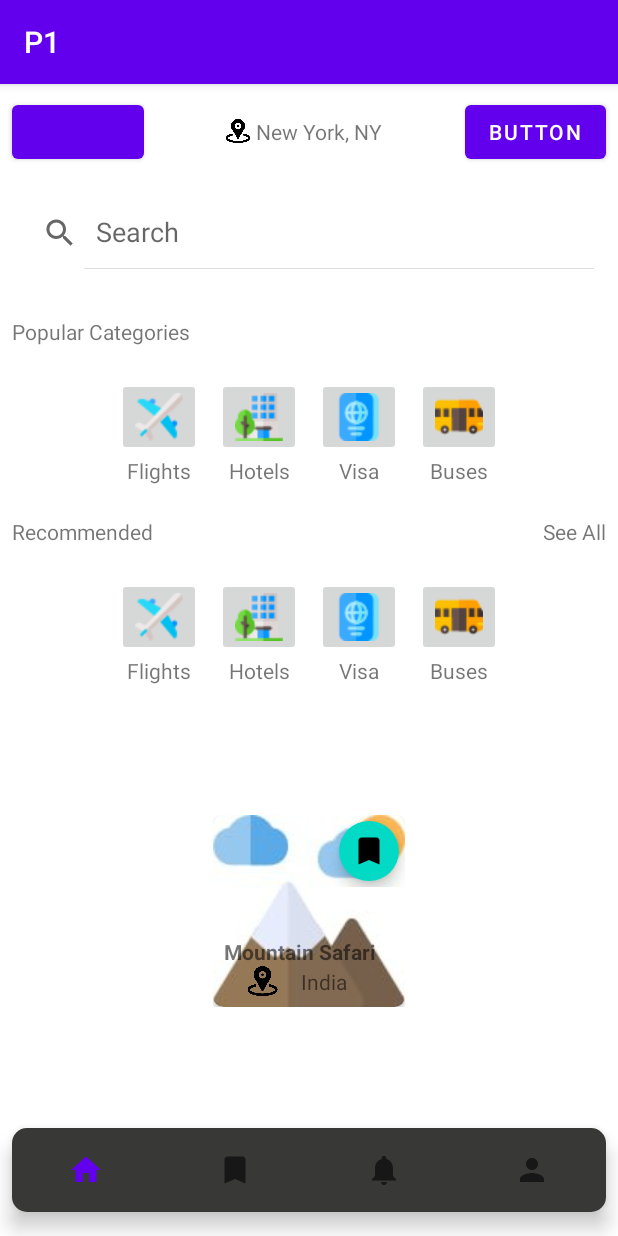
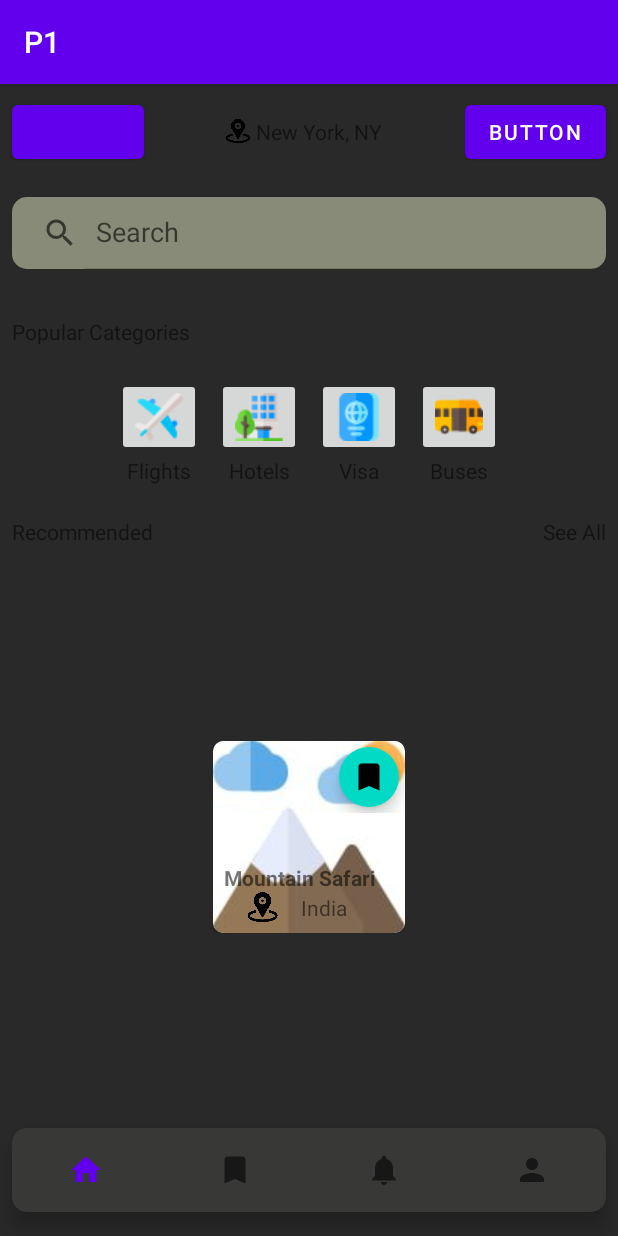
Before and after one commit to Alireza1044/mobile-p1, an Android app: the screen it shows after launch (MainActivity), on a phone screen of 412 x 824 dp. Run offline under Robolectric (Android 15) with nearby library versions, the phone set to English and light mode, and no system bars.

Commit message:
Add colors

```diff
--- a/app/src/main/res/drawable/bg_white_rounded.xml
+++ b/app/src/main/res/drawable/bg_white_rounded.xml
@@ -1,9 +1,9 @@
 <?xml version="1.0" encoding="utf-8"?>
 <shape xmlns:android="http://schemas.android.com/apk/res/android">
-    <solid android:color="#ffffff"/>
-    <corners android:radius="8dp"/>
-    <padding android:left="8dp"
-        android:bottom="8dp"
-        android:right="8dp"
-        android:top="8dp"/>
+    <solid android:color="#888b77"/>
+    <corners android:radius="10dp"/>
+    <padding android:left="0dp"
+        android:bottom="0dp"
+        android:right="0dp"
+        android:top="0dp"/>
 </shape>
--- a/app/src/main/res/layout/activity_main.xml
+++ b/app/src/main/res/layout/activity_main.xml
@@ -63,6 +63,7 @@
         android:layout_marginEnd="8dp"
         android:queryHint="Search"
         android:iconifiedByDefault="false"
+        android:background="@drawable/bg_white_rounded"
         app:layout_constraintEnd_toEndOf="parent"
         app:layout_constraintStart_toStartOf="parent"
         app:layout_constraintTop_toBottomOf="@+id/linearLayout" />
@@ -206,103 +207,13 @@
 
 
     <LinearLayout
-        android:id="@+id/linearLayout4"
-        android:layout_width="wrap_content"
-        android:layout_height="wrap_content"
-        android:layout_marginStart="8dp"
-        android:layout_marginTop="16dp"
-        android:layout_marginEnd="8dp"
-        android:orientation="horizontal"
-        app:layout_constraintEnd_toEndOf="parent"
-        app:layout_constraintStart_toStartOf="parent"
-        app:layout_constraintTop_toBottomOf="@+id/textView4">
-
-        <LinearLayout
-            android:layout_width="match_parent"
-            android:layout_height="match_parent"
-            android:orientation="vertical"
-            android:padding="5dp">
-
-            <ImageButton
-                android:id="@+id/imageButton5"
-                android:layout_width="match_parent"
-                android:layout_height="wrap_content"
-                app:srcCompat="@drawable/plane" />
-
-            <TextView
-                android:layout_width="match_parent"
-                android:layout_height="wrap_content"
-                android:gravity="center"
-                android:text="@string/flights_category_text" />
-        </LinearLayout>
-
-        <LinearLayout
-            android:layout_width="match_parent"
-            android:layout_height="match_parent"
-            android:orientation="vertical"
-            android:padding="5dp">
-
-            <ImageButton
-                android:id="@+id/imageButton6"
-                android:layout_width="match_parent"
-                android:layout_height="wrap_content"
-                app:srcCompat="@drawable/hotel" />
-
-            <TextView
-                android:layout_width="match_parent"
-                android:layout_height="wrap_content"
-                android:gravity="center"
-                android:text="@string/hotels_category_text" />
-        </LinearLayout>
-
-        <LinearLayout
-            android:layout_width="match_parent"
-            android:layout_height="match_parent"
-            android:orientation="vertical"
-            android:padding="5dp">
-
-            <ImageButton
-                android:id="@+id/imageButton7"
-                android:layout_width="match_parent"
-                android:layout_height="wrap_content"
-                app:srcCompat="@drawable/passport" />
-
-            <TextView
-                android:layout_width="match_parent"
-                android:layout_height="wrap_content"
-                android:gravity="center"
-                android:text="@string/visa_category_text" />
-        </LinearLayout>
-
-        <LinearLayout
-            android:layout_width="match_parent"
-            android:layout_height="match_parent"
-            android:orientation="vertical"
-            android:padding="5dp">
-
-            <ImageButton
-                android:id="@+id/imageButton8"
-                android:layout_width="match_parent"
-                android:layout_height="wrap_content"
-                app:srcCompat="@drawable/bus" />
-
-            <TextView
-                android:layout_width="match_parent"
-                android:layout_height="wrap_content"
-                android:gravity="center"
-                android:text="@string/buses_category_text" />
-        </LinearLayout>
-
-    </LinearLayout>
-
-    <LinearLayout
         android:layout_width="wrap_content"
         android:layout_height="wrap_content"
         android:orientation="horizontal"
         app:layout_constraintBottom_toTopOf="@+id/bottomNavigationView"
         app:layout_constraintEnd_toEndOf="parent"
         app:layout_constraintStart_toStartOf="parent"
-        app:layout_constraintTop_toBottomOf="@+id/linearLayout4">
+        app:layout_constraintTop_toBottomOf="@+id/textView4">
 
         <androidx.cardview.widget.CardView
             android:layout_width="wrap_content"
--- a/app/src/main/res/values/themes.xml
+++ b/app/src/main/res/values/themes.xml
@@ -1,6 +1,7 @@
 <resources xmlns:tools="http://schemas.android.com/tools">
     <!-- Base application theme. -->
     <style name="Theme.P1" parent="Theme.MaterialComponents.DayNight.DarkActionBar">
+        <item name="android:windowBackground">@drawable/background</item>
         <!-- Primary brand color. -->
         <item name="colorPrimary">@color/purple_500</item>
         <item name="colorPrimaryVariant">@color/purple_700</item>
```
Also changed, not shown: app/src/main/res/drawable/background.png (added).
